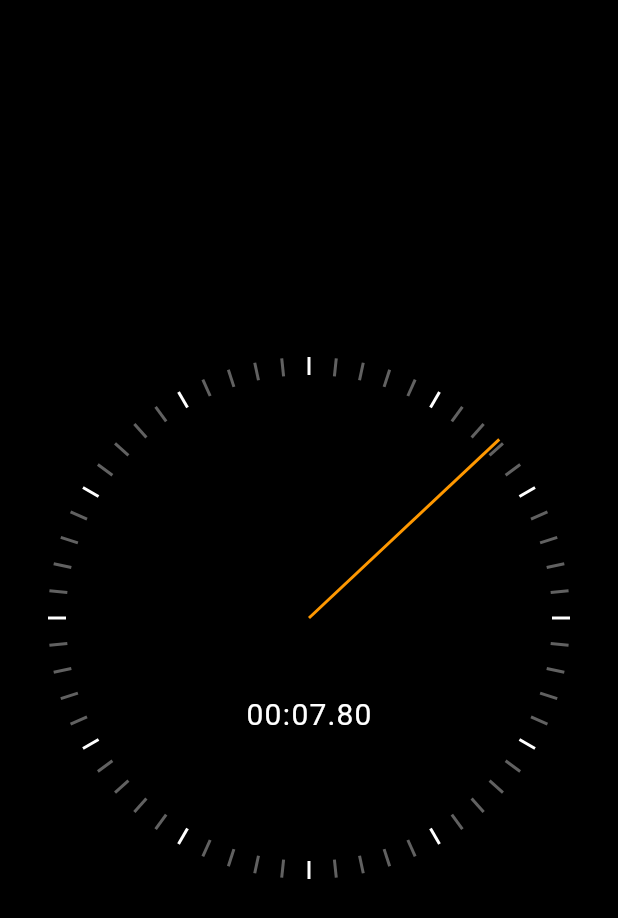
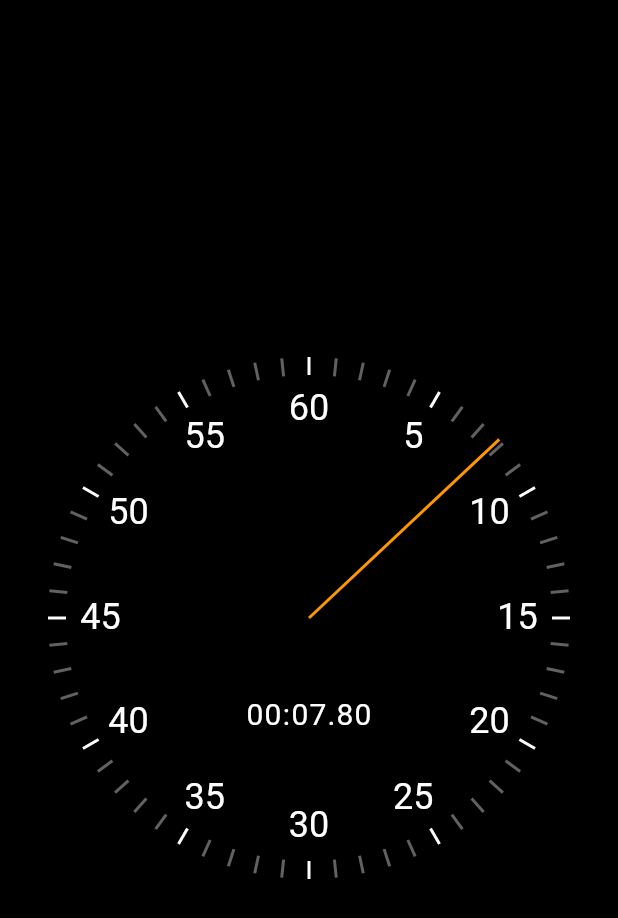
Before and after one commit to MOHAB28/stopwatch, a Flutter app: the screen it shows after launch, on a phone screen of 412 x 824 dp. Shown: the top 918 px of the screen. Run offline on Flutter 3.47's test engine with Material 2 defaults, Android fonts, the phone set to English and light mode, and no system bars.

Commit message:
added ClockTextMarker

```diff
--- a/lib/ui/clock_marker.dart
+++ b/lib/ui/clock_marker.dart
@@ -39,3 +39,38 @@ class CloclSecondsTickerMarker extends StatelessWidget {
     );
   }
 }
+
+class ClockTextMarker extends StatelessWidget {
+  const ClockTextMarker({
+    super.key,
+    required this.maxValue,
+    required this.radius,
+    required this.value,
+  });
+  final int value;
+  final int maxValue;
+  final double radius;
+
+  @override
+  Widget build(BuildContext context) {
+    const width = 40.0;
+    const height = 30.0;
+    return Transform(
+      alignment: Alignment.center,
+      transform: Matrix4.identity()
+        ..translate(-width / 2, -height / 2)
+        ..rotateZ(pi + 2 * pi * (value / maxValue))
+        ..translate(0.0, radius - 35)
+        ..rotateZ(pi - 2 * pi * (value / maxValue)),
+      child: SizedBox(
+        width: width,
+        height: height,
+        child: Text(
+          '$value',
+          style: const TextStyle(fontSize: 24.0),
+          textAlign: TextAlign.center,
+        ),
+      ),
+    );
+  }
+}
--- a/lib/ui/stopwatch_rendrer.dart
+++ b/lib/ui/stopwatch_rendrer.dart
@@ -25,6 +25,12 @@ class StopwatchRenderer extends StatelessWidget {
             top: radius,
             child: CloclSecondsTickerMarker(seconds: i, radius: radius),
           ),
+        for (var i = 5; i <= 60; i += 5)
+          Positioned(
+            left: radius,
+            top: radius,
+            child: ClockTextMarker(maxValue: 60, radius: radius, value: i),
+          ),
         Positioned(
           left: radius,
           top: radius,
```
